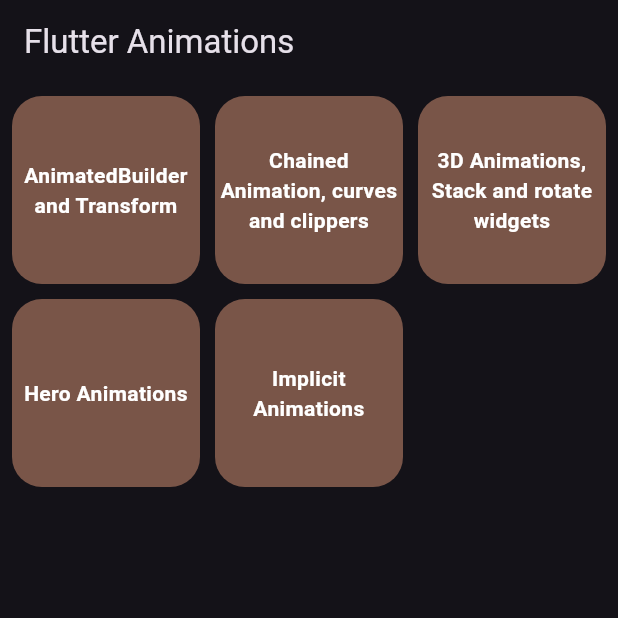
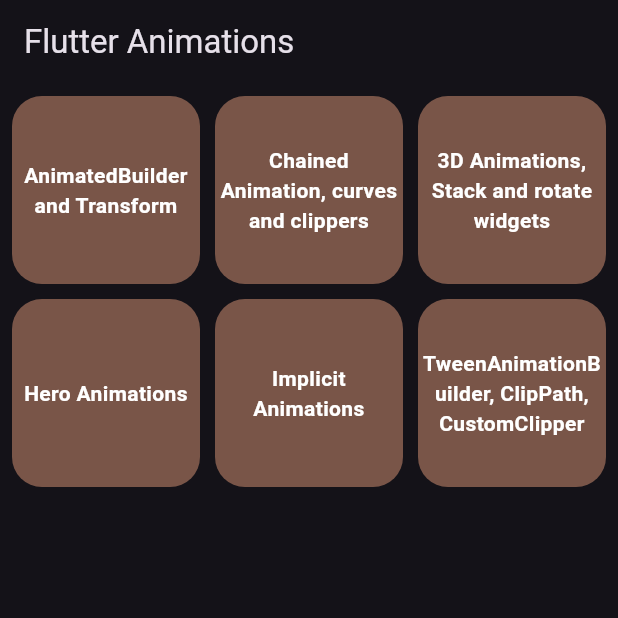
Before and after one commit to AyanDas-99/Flutter-animations, a Flutter app: the screen it shows after launch, on a phone screen of 412 x 824 dp, the top half of it. Run offline on Flutter 3.47's test engine with Material 2 defaults, Android fonts, the phone set to English and light mode, and no system bars.

Commit message:
added lecture 6 to home

```diff
--- a/lib/main.dart
+++ b/lib/main.dart
@@ -5,6 +5,7 @@ import 'package:animations/Screens/lecture2.dart';
 import 'package:animations/Screens/lecture3.dart';
 import 'package:animations/Screens/lecture4.dart';
 import 'package:animations/Screens/lecture5.dart';
+import 'package:animations/Screens/lecture6.dart';
 import 'package:flutter/material.dart';
 
 import 'Screens/lecture1.dart';
@@ -39,6 +40,7 @@ class MyApp extends StatelessWidget {
             const Lecture3(title: "3D Animation, Stack and rotate widgets"),
         'lec4/': (context) => const Lecture4(title: "Hero Animation"),
         'lec5/': (context) => const Lecture5(title: "Implicit Animations"),
+        'lec6/': (context) => const Lecture6(title: "TweenAnimationBuilder"),
       },
     );
   }
@@ -73,7 +75,10 @@ class _MyHomePageState extends State<MyHomePage> {
                 link: 'lec3/',
                 title: "3D Animations, Stack and rotate widgets"),
             Link(link: 'lec4/', title: 'Hero Animations'),
-            Link(link: 'lec5/', title: 'Implicit Animations')
+            Link(link: 'lec5/', title: 'Implicit Animations'),
+            Link(
+                link: 'lec6/',
+                title: 'TweenAnimationBuilder, ClipPath, CustomClipper'),
           ],
         ),
       ),
```
